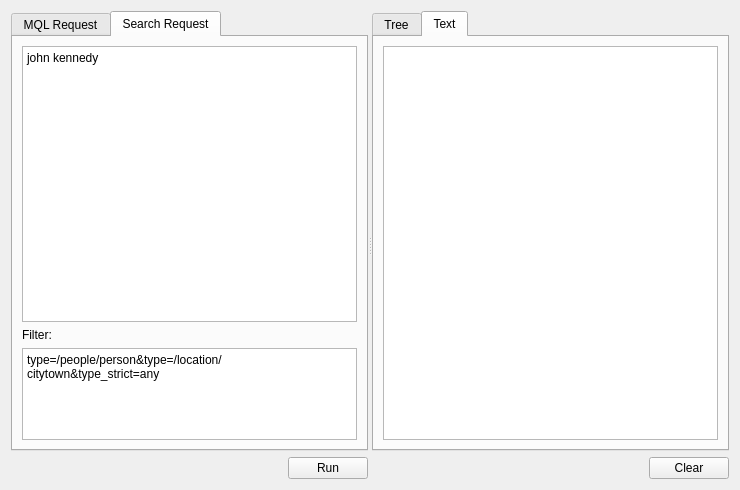
Old version of the form form.ui in the repository tranter/qt-google-freebase.
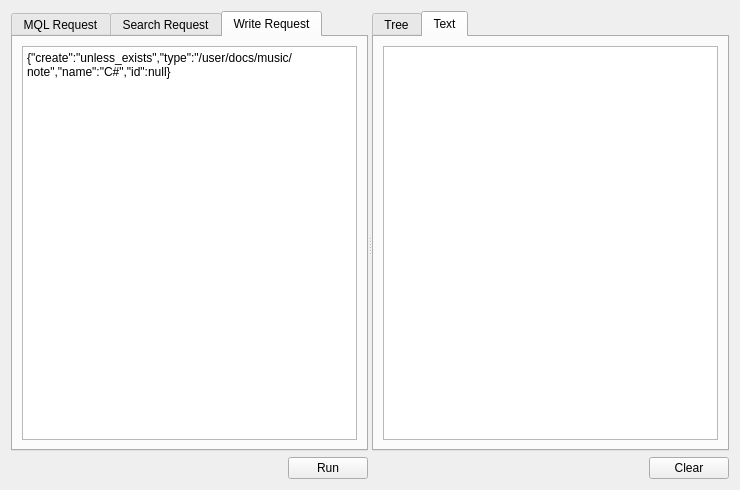
New version of the form.

Commit message: Begin write request implementation

The edit to the form file:
```diff
--- a/form.ui
+++ b/form.ui
@@ -13,7 +13,7 @@
   <property name="windowTitle">
    <string>Form</string>
   </property>
-  <layout class="QVBoxLayout" name="verticalLayout_10">
+  <layout class="QVBoxLayout" name="verticalLayout_12">
    <item>
     <widget class="QSplitter" name="splitter">
      <property name="orientation">
@@ -24,7 +24,7 @@
        <item>
         <widget class="QTabWidget" name="tabQuery">
          <property name="currentIndex">
-          <number>1</number>
+          <number>2</number>
          </property>
          <widget class="QWidget" name="tabMql">
           <attribute name="title">
@@ -91,6 +91,24 @@
            </item>
           </layout>
          </widget>
+         <widget class="QWidget" name="tabWrite">
+          <attribute name="title">
+           <string>Write Request</string>
+          </attribute>
+          <layout class="QVBoxLayout" name="verticalLayout_11">
+           <item>
+            <layout class="QVBoxLayout" name="verticalLayout_10">
+             <item>
+              <widget class="QPlainTextEdit" name="editWriteQuery">
+               <property name="plainText">
+                <string>{&quot;create&quot;:&quot;unless_exists&quot;,&quot;type&quot;:&quot;/user/docs/music/note&quot;,&quot;name&quot;:&quot;C#&quot;,&quot;id&quot;:null}</string>
+               </property>
+              </widget>
+             </item>
+            </layout>
+           </item>
+          </layout>
+         </widget>
         </widget>
        </item>
        <item>
```
The commit also changes 5 other files.
